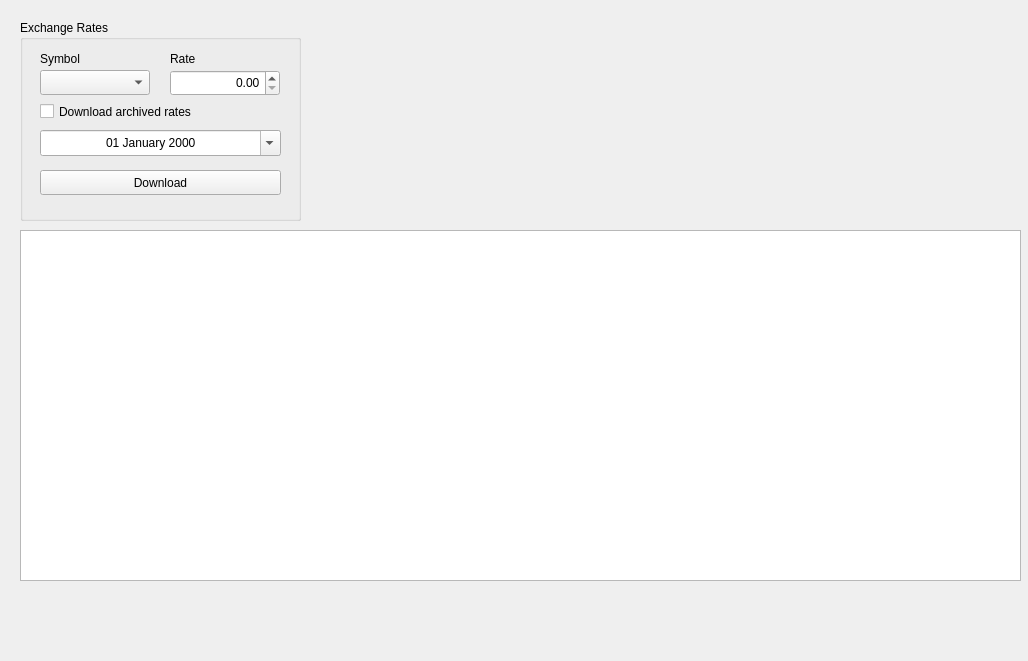
First picture: the form in Widget/MainWidget.ui, repository wslowinski/QtFinance, before the edit.
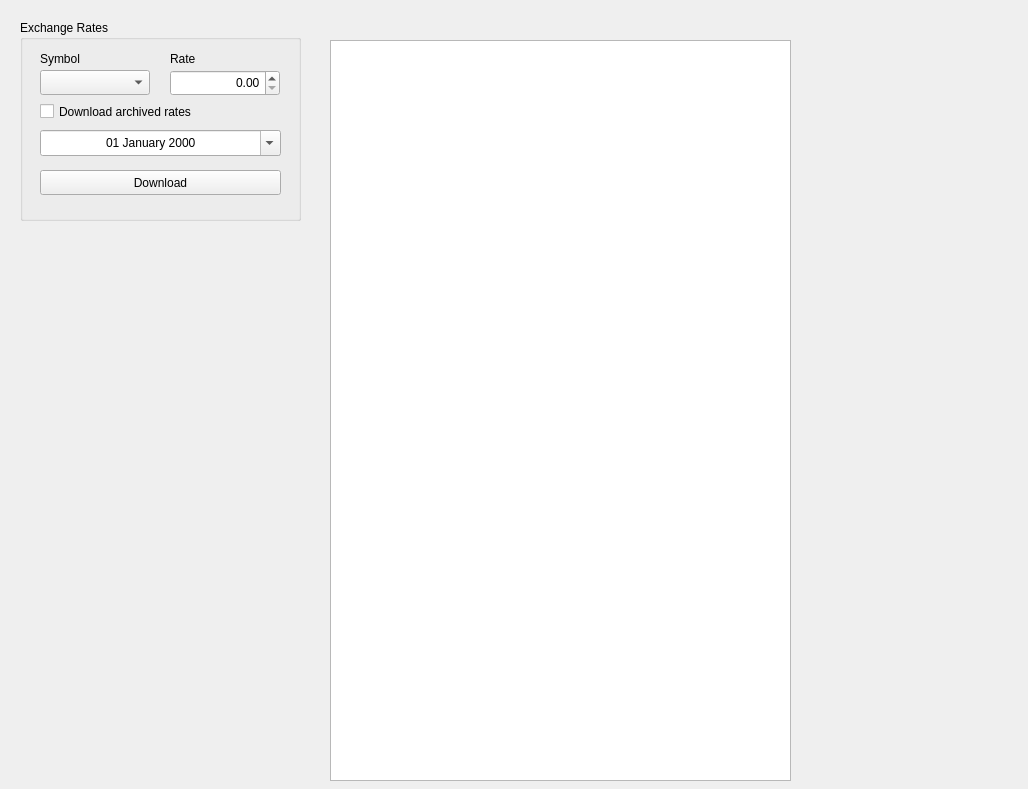
Second picture: the form after the edit.

The edit to the form file:
```diff
--- a/Widget/MainWidget.ui
+++ b/Widget/MainWidget.ui
@@ -7,7 +7,7 @@
     <x>0</x>
     <y>0</y>
     <width>1028</width>
-    <height>661</height>
+    <height>789</height>
    </rect>
   </property>
   <property name="windowTitle">
@@ -132,10 +132,10 @@
   <widget class="QTextEdit" name="edtText">
    <property name="geometry">
     <rect>
-     <x>20</x>
-     <y>230</y>
-     <width>1001</width>
-     <height>351</height>
+     <x>330</x>
+     <y>40</y>
+     <width>461</width>
+     <height>741</height>
     </rect>
    </property>
   </widget>
```
